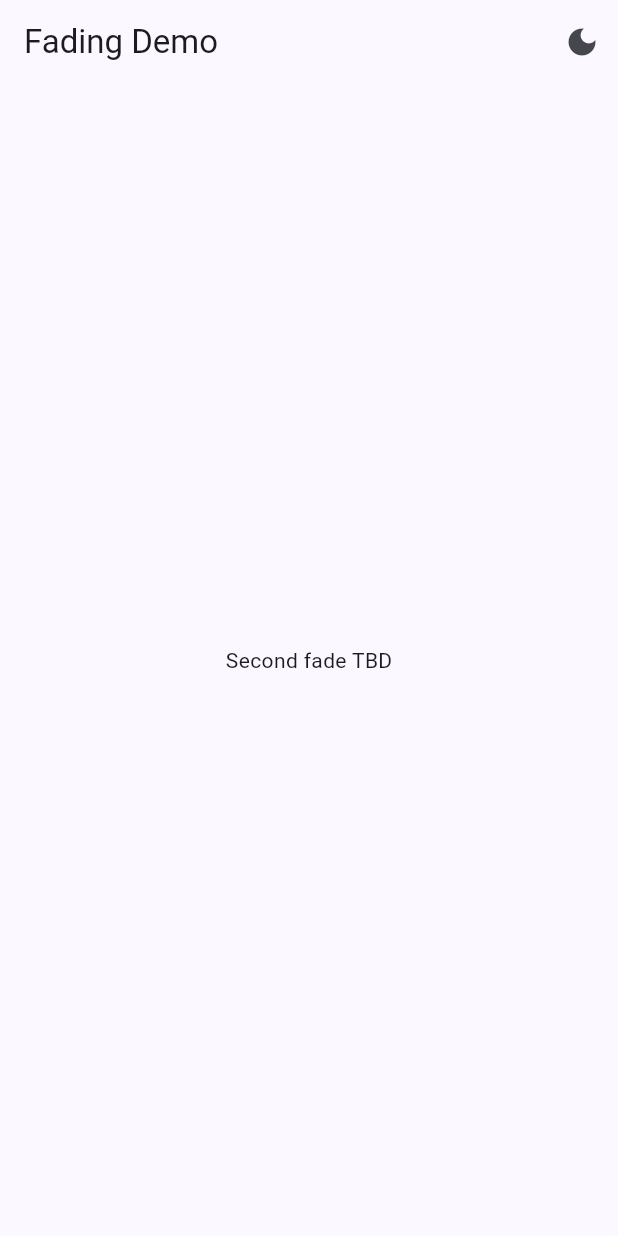
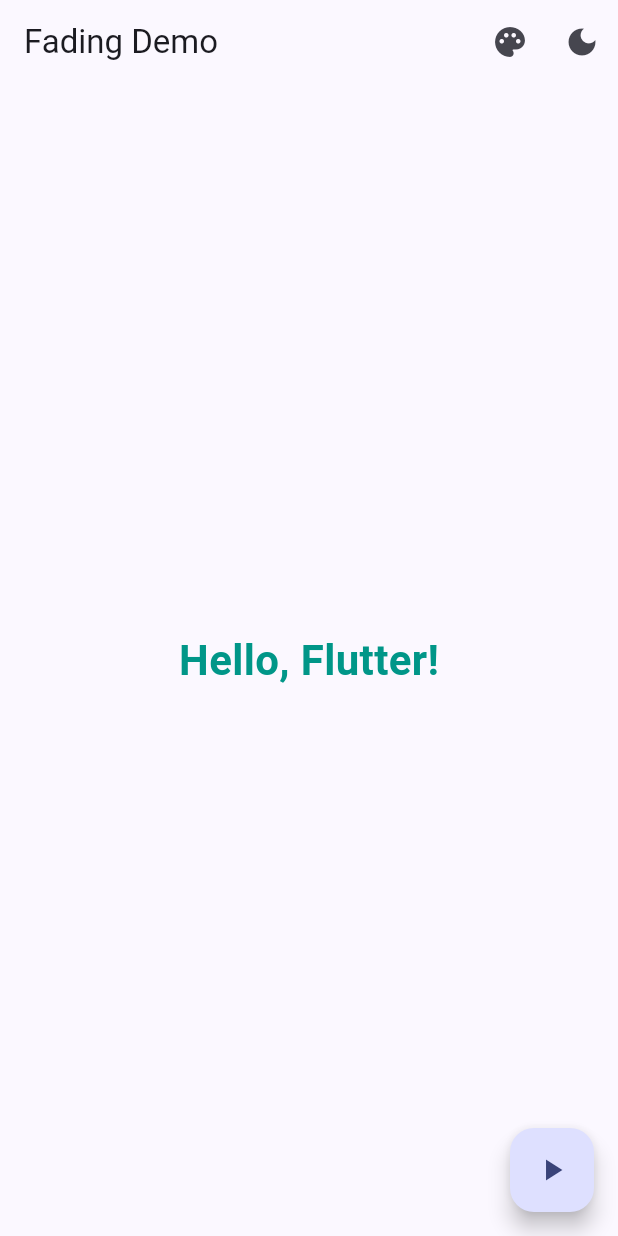
Before and after one commit to kevinlam13/FadingText, a Flutter app: the screen it shows after launch, swiped to page 2, on a phone screen of 412 x 824 dp. Run offline on Flutter 3.47's test engine with Material 3 defaults, Android fonts, the phone set to English and light mode, and no system bars.

Commit message:
second fade with AnimatedSwitcher + simple color picker (grid)

```diff
--- a/lib/main.dart
+++ b/lib/main.dart
@@ -19,35 +19,128 @@ class _AppRootState extends State<AppRoot> {
       title: 'Fading Text',
       debugShowCheckedModeBanner: false,
       themeMode: _mode,
-      theme: ThemeData(useMaterial3: true, colorSchemeSeed: Colors.indigo, brightness: Brightness.light),
-      darkTheme: ThemeData(useMaterial3: true, colorSchemeSeed: Colors.indigo, brightness: Brightness.dark),
-      home: HomeScreen(onToggleTheme: _toggleTheme, isDark: _mode == ThemeMode.dark),
+      theme: ThemeData(
+        useMaterial3: true,
+        colorSchemeSeed: Colors.indigo,
+        brightness: Brightness.light,
+      ),
+      darkTheme: ThemeData(
+        useMaterial3: true,
+        colorSchemeSeed: Colors.indigo,
+        brightness: Brightness.dark,
+      ),
+      home: HomeScreen(onToggleTheme: _toggleTheme),
     );
   }
 }
 
-class HomeScreen extends StatelessWidget {
+class HomeScreen extends StatefulWidget {
   final VoidCallback onToggleTheme;
-  final bool isDark;
-  const HomeScreen({super.key, required this.onToggleTheme, required this.isDark});
+  const HomeScreen({super.key, required this.onToggleTheme});
+
+  @override
+  State<HomeScreen> createState() => _HomeScreenState();
+}
+
+class _HomeScreenState extends State<HomeScreen> {
+  final PageController _controller = PageController();
+  Color _textColor = Colors.teal;
+
+  Future<void> _pickColor() async {
+    final palette = <Color>[
+      Colors.teal,
+      Colors.indigo,
+      Colors.red,
+      Colors.orange,
+      Colors.green,
+      Colors.blue,
+      Colors.purple,
+      Colors.pink,
+      Colors.brown,
+      Colors.cyan,
+      Colors.lime,
+      Colors.amber,
+      Colors.grey,
+      Colors.black,
+      Colors.white,
+    ];
+    Color selected = _textColor;
+
+    await showDialog(
+      context: context,
+      builder: (_) {
+        Color tempSelected = selected;
+        return StatefulBuilder(
+          builder: (context, setDialogState) {
+            return AlertDialog(
+              title: const Text('Pick text color'),
+              content: SizedBox(
+                width: 260,
+                child: GridView.builder(
+                  shrinkWrap: true,
+                  itemCount: palette.length,
+                  gridDelegate: const SliverGridDelegateWithFixedCrossAxisCount(
+                    crossAxisCount: 5,
+                    mainAxisSpacing: 8,
+                    crossAxisSpacing: 8,
+                  ),
+                  itemBuilder: (_, i) {
+                    final c = palette[i];
+                    final isSel = c.value == tempSelected.value;
+                    return InkWell(
+                      onTap: () => setDialogState(() => tempSelected = c),
+                      child: Container(
+                        decoration: BoxDecoration(
+                          color: c,
+                          shape: BoxShape.circle,
+                          border: Border.all(width: isSel ? 3 : 1.5),
+                        ),
+                      ),
+                    );
+                  },
+                ),
+              ),
+              actions: [
+                TextButton(
+                  onPressed: () => Navigator.pop(context),
+                  child: const Text('Cancel'),
+                ),
+                FilledButton(
+                  onPressed: () {
+                    setState(() => _textColor = tempSelected);
+                    Navigator.pop(context);
+                  },
+                  child: const Text('Select'),
+                ),
+              ],
+            );
+          },
+        );
+      },
+    );
+  }
 
   @override
   Widget build(BuildContext context) {
+    final isDark = Theme.of(context).brightness == Brightness.dark;
+
     return Scaffold(
       appBar: AppBar(
         title: const Text('Fading Demo'),
         actions: [
+          IconButton(onPressed: _pickColor, icon: const Icon(Icons.palette)),
           IconButton(
             tooltip: 'Toggle theme',
-            onPressed: onToggleTheme,
+            onPressed: widget.onToggleTheme,
             icon: Icon(isDark ? Icons.light_mode : Icons.dark_mode),
           ),
         ],
       ),
       body: PageView(
-        children: const [
-          FadingOpacityPage(),
-          SecondPageStub(),
+        controller: _controller,
+        children: [
+          FadingOpacityPage(textColor: _textColor),
+          FadingSwitcherPage(textColor: _textColor),
         ],
       ),
     );
@@ -55,7 +148,9 @@ class HomeScreen extends StatelessWidget {
 }
 
 class FadingOpacityPage extends StatefulWidget {
-  const FadingOpacityPage({super.key});
+  final Color textColor;
+  const FadingOpacityPage({super.key, required this.textColor});
+
   @override
   State<FadingOpacityPage> createState() => _FadingOpacityPageState();
 }
@@ -67,23 +162,62 @@ class _FadingOpacityPageState extends State<FadingOpacityPage> {
   @override
   Widget build(BuildContext context) {
     return Scaffold(
-      floatingActionButton: FloatingActionButton(onPressed: _toggle, child: const Icon(Icons.play_arrow)),
+      floatingActionButton:
+          FloatingActionButton(onPressed: _toggle, child: const Icon(Icons.play_arrow)),
       body: Center(
         child: AnimatedOpacity(
           opacity: _visible ? 1 : 0,
           duration: const Duration(seconds: 1),
           curve: Curves.easeInOut,
-          child: const Text('Hello, Flutter!', style: TextStyle(fontSize: 28, fontWeight: FontWeight.w600)),
+          child: Text(
+            'Hello, Flutter!',
+            style: TextStyle(
+              fontSize: 28,
+              fontWeight: FontWeight.w600,
+              color: widget.textColor,
+            ),
+          ),
         ),
       ),
     );
   }
 }
 
-class SecondPageStub extends StatelessWidget {
-  const SecondPageStub({super.key});
+class FadingSwitcherPage extends StatefulWidget {
+  final Color textColor;
+  const FadingSwitcherPage({super.key, required this.textColor});
+
+  @override
+  State<FadingSwitcherPage> createState() => _FadingSwitcherPageState();
+}
+
+class _FadingSwitcherPageState extends State<FadingSwitcherPage> {
+  bool _showHello = true;
+  void _toggle() => setState(() => _showHello = !_showHello);
+
   @override
   Widget build(BuildContext context) {
-    return const Center(child: Text('Second fade TBD'));
+    return Scaffold(
+      floatingActionButton:
+          FloatingActionButton(onPressed: _toggle, child: const Icon(Icons.play_arrow)),
+      body: Center(
+        child: AnimatedSwitcher(
+          duration: const Duration(milliseconds: 800),
+          switchInCurve: Curves.easeInOut,
+          switchOutCurve: Curves.easeInOut,
+          transitionBuilder: (child, anim) =>
+              FadeTransition(opacity: anim, child: child),
+          child: Text(
+            _showHello ? 'Hello, Flutter!' : 'Different Fade ✨',
+            key: ValueKey(_showHello),
+            style: TextStyle(
+              fontSize: 28,
+              fontWeight: FontWeight.w600,
+              color: widget.textColor,
+            ),
+          ),
+        ),
+      ),
+    );
   }
 }
```
